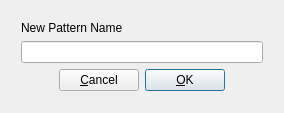
The window that gui/src/UI/PatternPropertiesDialog_UI.ui (hydrogen-music/hydrogen) describes before a commit, drawn with Qt 5.
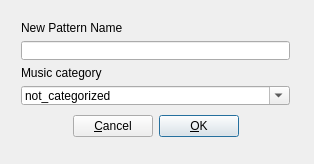
The same window after the commit.

Commit message: add pattern category backend

```diff
--- a/gui/src/UI/PatternPropertiesDialog_UI.ui
+++ b/gui/src/UI/PatternPropertiesDialog_UI.ui
@@ -5,8 +5,8 @@
    <rect>
     <x>0</x>
     <y>0</y>
-    <width>284</width>
-    <height>113</height>
+    <width>314</width>
+    <height>164</height>
    </rect>
   </property>
   <property name="windowTitle" >
@@ -17,11 +17,13 @@
     <rect>
      <x>10</x>
      <y>10</y>
-     <width>264</width>
-     <height>92</height>
+     <width>291</width>
+     <height>141</height>
     </rect>
    </property>
-   <layout class="QVBoxLayout" >
+   <layout class="QVBoxLayout" name="verticalLayout_2" >
+    <item>
+     <layout class="QVBoxLayout" name="verticalLayout" >
     <item>
      <widget class="QLabel" name="TextLabel1" >
       <property name="text" >
@@ -33,16 +35,37 @@
      <widget class="QLineEdit" name="patternNameTxt" />
     </item>
     <item>
-     <layout class="QHBoxLayout" >
+       <widget class="QLabel" name="label" >
+        <property name="text" >
+         <string>Music category</string>
+        </property>
+       </widget>
+      </item>
+      <item>
+       <widget class="QComboBox" name="comboBox" >
+        <property name="editable" >
+         <bool>true</bool>
+        </property>
+        <item>
+         <property name="text" >
+          <string>not_categorized</string>
+         </property>
+        </item>
+       </widget>
+      </item>
+     </layout>
+    </item>
+    <item>
+     <layout class="QHBoxLayout" name="horizontalLayout" >
       <item>
        <spacer>
         <property name="orientation" >
          <enum>Qt::Horizontal</enum>
         </property>
-        <property name="sizeHint" >
+        <property name="sizeHint" stdset="0" >
          <size>
-          <width>40</width>
-          <height>20</height>
+          <width>37</width>
+          <height>28</height>
          </size>
         </property>
        </spacer>
@@ -75,10 +98,10 @@
         <property name="orientation" >
          <enum>Qt::Horizontal</enum>
         </property>
-        <property name="sizeHint" >
+        <property name="sizeHint" stdset="0" >
          <size>
-          <width>40</width>
-          <height>20</height>
+          <width>37</width>
+          <height>28</height>
          </size>
         </property>
        </spacer>
```
Left out of the diff: 1 changed line with no effect on the pictures. Lines whose indentation alone changed are shown as unchanged. The commit also changes 6 other files.
